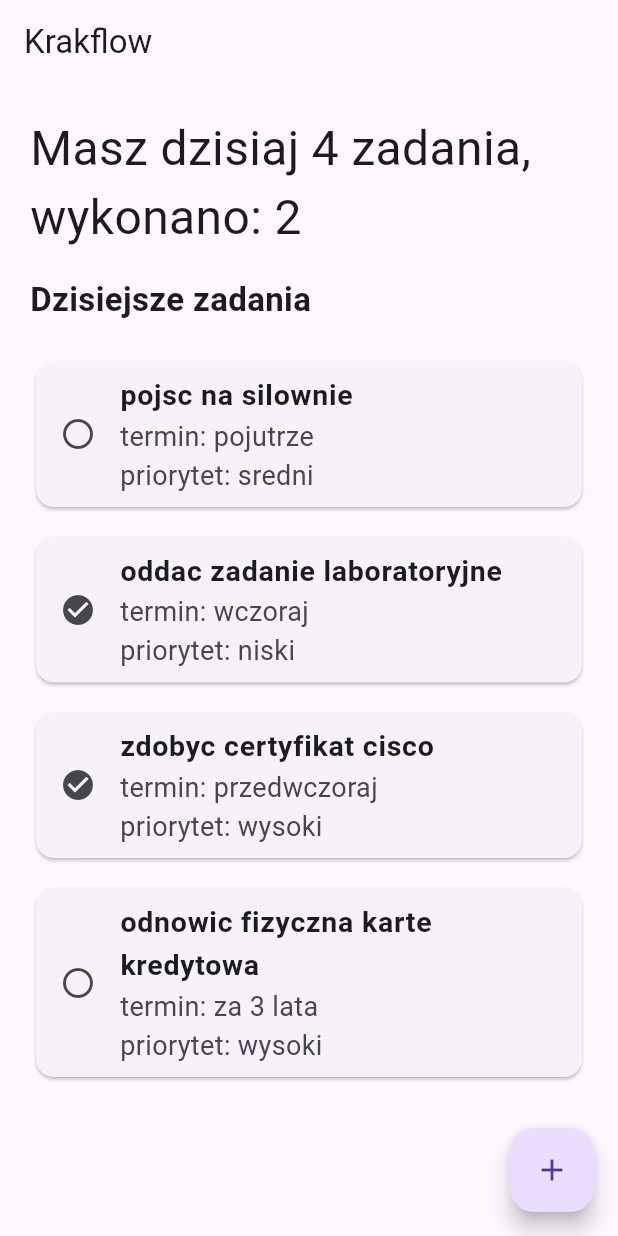
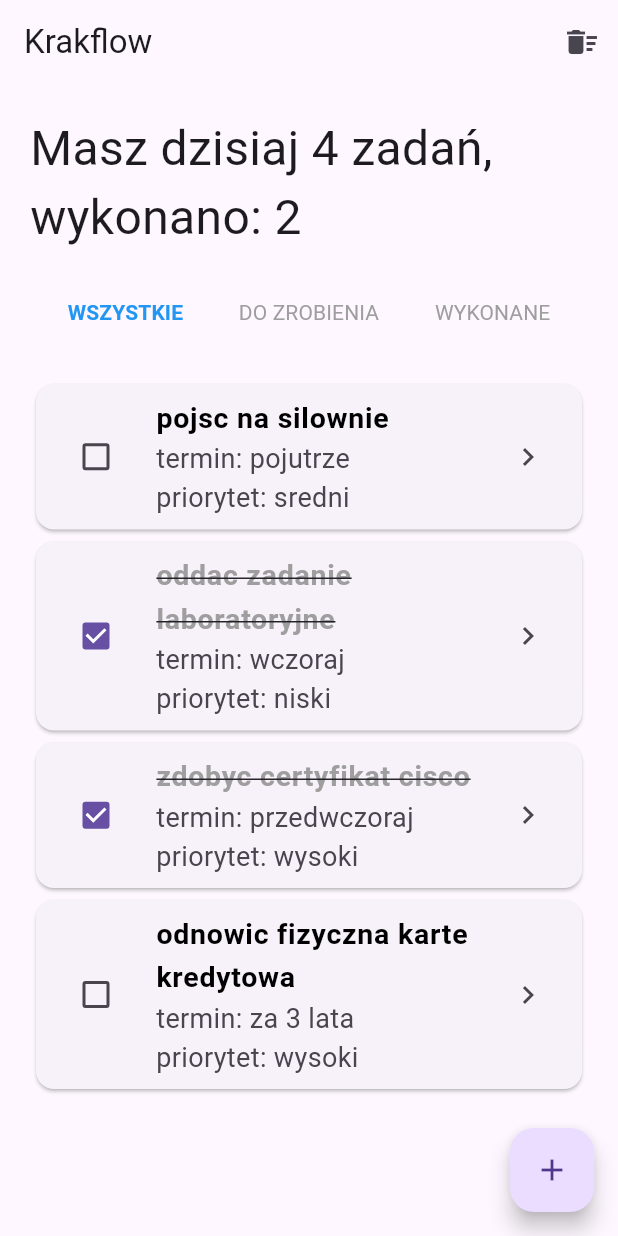
Before and after one commit to AdamZarebski/krakflow_flutter__, a Flutter app: the screen it shows after launch, on a phone screen of 412 x 824 dp. Run offline on Flutter 3.47's test engine with Material 3 defaults, Android fonts, the phone set to English and light mode, and no system bars.

Commit message:
lab 7 - krakflow interactions

```diff
--- a/lib/TaskRepository.dart
+++ b/lib/TaskRepository.dart
@@ -1,7 +1,7 @@
 class Task {
   final String title;
   final String deadline;
-  final bool done;
+  bool done;
   final String priority;
 
   Task({required this.title, required this.deadline, required this.done, required this.priority});
--- a/lib/main.dart
+++ b/lib/main.dart
@@ -21,36 +21,30 @@ class MyApp extends StatelessWidget {
 class TaskCard extends StatelessWidget {
   final String title;
   final String subtitle;
-  final IconData icon;
+  final bool done;
+  final ValueChanged<bool?>? onChanged;
+  final VoidCallback? onTap;
 
-  const TaskCard({
+   TaskCard({
     super.key,
     required this.title,
     required this.subtitle,
-    required this.icon,
+    required this.done,
+    required this.onChanged,
+    this.onTap,
   });
 
   @override
   Widget build(BuildContext context) {
-    return Padding(
-      padding: const EdgeInsets.symmetric(vertical: 6.0),
-      child: Card(
+    return Card(
       child: ListTile(
-          leading: Icon(icon),
-          title: Text(
-            title,
-            style: TextStyle(
-              fontWeight: FontWeight.bold,
-              fontSize: 19,
-            ),
-          ),
-          subtitle: Text(
-            subtitle,
-            style: TextStyle(
-              fontSize: 18,
-            ),
-          ),
-        ),
+        onTap: onTap,
+        leading: Checkbox(value: done, onChanged: onChanged),
+        title: Text(title, style: TextStyle(fontWeight: FontWeight.bold, fontSize: 19,
+            decoration: done ? TextDecoration.lineThrough : TextDecoration.none,
+            color: done ? Colors.grey : Colors.black)),
+        subtitle: Text(subtitle, style: TextStyle(fontSize: 18)),
+        trailing: Icon(Icons.chevron_right),
       ),
     );
   }
@@ -106,47 +100,104 @@ class AddTaskScreen extends StatelessWidget {
   }
 }
 
-class StanDynamicznegoWidgetu extends State<MojEkranAplikacji>{
+class StanDynamicznegoWidgetu extends State<MojEkranAplikacji> {
+  String selectedFilter = "wszystkie";
+
+  @override
+  Widget build(BuildContext context) {
+    List<Task> filteredTasks = TaskRepository.tasks;
+
+    if (selectedFilter == "wykonane") {
+      filteredTasks = TaskRepository.tasks.where((task) => task.done).toList();
+    } else if (selectedFilter == "do zrobienia") {
+      filteredTasks = TaskRepository.tasks.where((task) => !task.done).toList();
+    }
 
     int completedCount = TaskRepository.tasks.where((t) => t.done).length;
-  @override
-  Widget build(BuildContext context) {
+
     return Scaffold(
       appBar: AppBar(
-          title: Text("Krakflow"),
-        ),
-        body: ListView(
-          padding: const EdgeInsets.all(20),
-          children: [
-            Column(
-              crossAxisAlignment: CrossAxisAlignment.start,
-
-              children: [
-
-                Text(
-                  "Masz dzisiaj ${TaskRepository.tasks.length} zadania, wykonano: $completedCount",
-                  style: TextStyle(
-                    fontSize: 32,
-                  ),
-                ),
-                SizedBox(height: 16),
-                Text(
-                  "Dzisiejsze zadania",
-                  style: TextStyle(
-                    fontSize: 22,
-                    fontWeight: FontWeight.bold,
-                  ),
+        title: const Text("Krakflow"),
+        actions: [
+          IconButton(
+            icon: const Icon(Icons.delete_sweep),
+            onPressed: TaskRepository.tasks.isEmpty
+                ? null
+                : () => _showDeleteDialog(context),
           ),
         ],
       ),
+      body: Column(
+        children: [
+          Padding(
+            padding: const EdgeInsets.all(20),
+            child: Column(
+              crossAxisAlignment: CrossAxisAlignment.start,
+              children: [
+                Text(
+                  "Masz dzisiaj ${TaskRepository.tasks.length} zadań, wykonano: $completedCount",
+                  style: const TextStyle(fontSize: 32),
+                ),
+                const SizedBox(height: 16),
+                Row(
+                  mainAxisAlignment: MainAxisAlignment.spaceEvenly,
+                  children: [
+                    _buildFilterButton("wszystkie"),
+                    _buildFilterButton("do zrobienia"),
+                    _buildFilterButton("wykonane"),
+                  ],
+                ),
+              ],
+            ),
+          ),
+          Expanded(
+            child: ListView.builder(
+              padding: const EdgeInsets.symmetric(horizontal: 20),
+              itemCount: filteredTasks.length,
+              itemBuilder: (context, index) {
+                final task = filteredTasks[index];
 
-
-            const SizedBox(height: 16),
-            for (var task in TaskRepository.tasks)
-              TaskCard(
+                return Dismissible(
+                  key: ValueKey(task.title),
+                  direction: DismissDirection.endToStart,
+                  background: Container(
+                    color: Colors.red,
+                    alignment: Alignment.centerRight,
+                    padding: const EdgeInsets.only(right: 20),
+                    child: const Icon(Icons.delete, color: Colors.white),
+                  ),
+                  onDismissed: (direction) {
+                    setState(() {
+                      TaskRepository.tasks.remove(task);
+                    });
+                  },
+                  child: TaskCard(
                     title: task.title,
                     subtitle: "termin: ${task.deadline} \npriorytet: ${task.priority}",
-                icon: task.done ? Icons.check_circle : Icons.radio_button_unchecked,
+                    done: task.done,
+                    onChanged: (value) {
+                      setState(() {
+                        task.done = value!;
+                      });
+                    },
+                    onTap: () async {
+                      final Task? updatedTask = await Navigator.push(
+                        context,
+                        MaterialPageRoute(
+                          builder: (context) => EditTaskScreen(task: task),
+                        ),
+                      );
+                      if (updatedTask != null) {
+                        setState(() {
+                          int originalIndex = TaskRepository.tasks.indexOf(task);
+                          TaskRepository.tasks[originalIndex] = updatedTask;
+                        });
+                      }
+                    },
+                  ),
+                );
+              },
+            ),
           ),
         ],
       ),
@@ -154,25 +205,102 @@ class StanDynamicznegoWidgetu extends State<MojEkranAplikacji>{
         onPressed: () async {
           final Task? newTask = await Navigator.push(
             context,
-                MaterialPageRoute(
-                    builder: (context) => AddTaskScreen()),
+            MaterialPageRoute(builder: (context) => AddTaskScreen()),
           );
-            if (newTask != null){
+          if (newTask != null) {
             setState(() {
               TaskRepository.tasks.add(newTask);
             });
           }
-
-            Navigator.push(
-                context,
-                MaterialPageRoute(
-                  builder: (context) => AddTaskScreen(),
-                )
-            );
         },
-          child: Icon(Icons.add),
-        )
+        child: const Icon(Icons.add),
+      ),
     );
   }
 
+  Widget _buildFilterButton(String label) {
+    bool isActive = selectedFilter == label;
+    return TextButton(
+      onPressed: () => setState(() => selectedFilter = label),
+      child: Text(
+        label.toUpperCase(),
+        style: TextStyle(
+          fontWeight: isActive ? FontWeight.bold : FontWeight.normal,
+          color: isActive ? Colors.blue : Colors.grey,
+        ),
+      ),
+    );
   }
+
+  void _showDeleteDialog(BuildContext context) {
+    showDialog(
+      context: context,
+      builder: (context) {
+        return AlertDialog(
+          title: const Text("Potwierdzenie"),
+          content: const Text("Czy na pewno chcesz usunąć wszystkie zadania?"),
+          actions: [
+            TextButton(
+              onPressed: () => Navigator.pop(context),
+              child: const Text("Anuluj"),
+            ),
+            TextButton(
+              onPressed: () {
+                setState(() {
+                  TaskRepository.tasks.clear();
+                });
+                Navigator.pop(context);
+              },
+              child: const Text("Usuń", style: TextStyle(color: Colors.red)),
+            ),
+          ],
+        );
+      },
+    );
+  }
+}
+class EditTaskScreen extends StatelessWidget {
+  final Task task;
+  final TextEditingController titleController;
+  final TextEditingController deadlineController;
+
+  EditTaskScreen({super.key, required this.task})
+      : titleController = TextEditingController(text: task.title),
+        deadlineController = TextEditingController(text: task.deadline);
+
+  @override
+  Widget build(BuildContext context) {
+    return Scaffold(
+      appBar: AppBar(title: Text("Edytuj zadanie")),
+      body: Padding(
+        padding: EdgeInsets.all(16),
+        child: Column(
+          children: [
+            TextField(
+              controller: titleController,
+              decoration: InputDecoration(labelText: "Tytuł zadania", border: OutlineInputBorder()),
+            ),
+            SizedBox(height: 10),
+            TextField(
+              controller: deadlineController,
+              decoration: InputDecoration(labelText: "Termin", border: OutlineInputBorder()),
+            ),
+            SizedBox(height: 20),
+            ElevatedButton(
+              onPressed: () {
+                final updatedTask = Task(
+                  title: titleController.text,
+                  deadline: deadlineController.text,
+                  done: task.done,
+                  priority: task.priority,
+                );
+                Navigator.pop(context, updatedTask);
+              },
+              child: Text("Zapisz zmiany"),
+            ),
+          ],
+        ),
+      ),
+    );
+  }
+}
```
Lines whose indentation alone changed are shown as unchanged.
